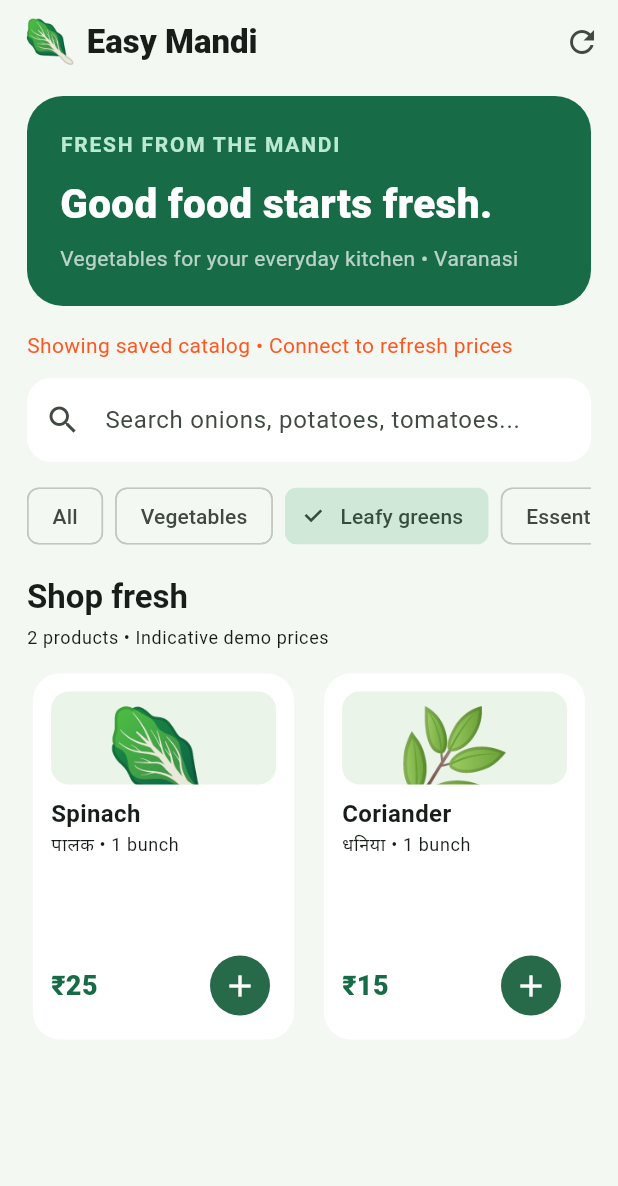
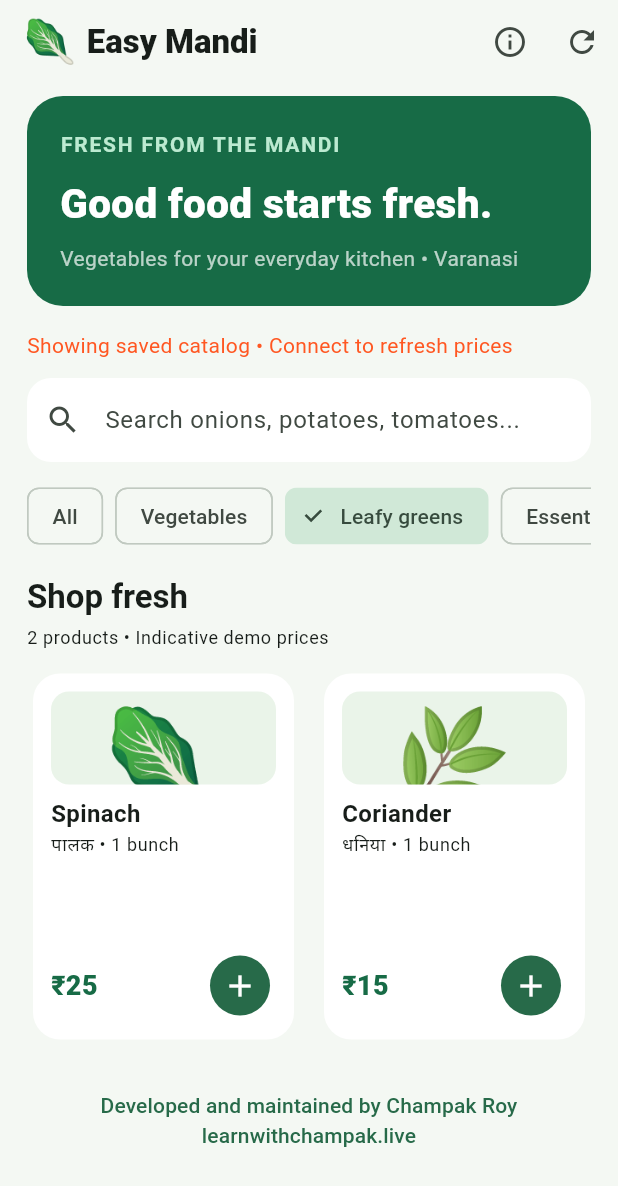
Before and after one commit to Programmer-s-Picnic/easymandi, a Flutter app: the screen it shows after launch, after a tap on "Vegetables", after a tap on "Leafy greens", on a phone screen of 412 x 824 dp. Shown: the top 1186 px of the screen. Run offline on Flutter 3.47's test engine with Material 3 defaults, Android fonts, the phone set to English and light mode, and no system bars; our stand-ins replace shared_preferences, sqflite; accounts and stored records are empty; network calls fail.

Commit message:
Credit Champak Roy with developer website in Flutter app

```diff
--- a/lib/main.dart
+++ b/lib/main.dart
@@ -296,11 +296,27 @@ class _StorePageState extends State<StorePage> {
 
   Widget _totalRow(String label, String value, {bool bold = false}) => Padding(padding: const EdgeInsets.symmetric(vertical: 3), child: Row(mainAxisAlignment: MainAxisAlignment.spaceBetween, children: [Text(label, style: TextStyle(fontWeight: bold ? FontWeight.bold : null)), Text(value, style: TextStyle(fontWeight: bold ? FontWeight.bold : null))]));
 
+  Future<void> openDeveloperSite() async {
+    final uri = Uri.parse('https://learnwithchampak.live');
+    if (!await launchUrl(uri, mode: LaunchMode.externalApplication) && mounted) {
+      ScaffoldMessenger.of(context).showSnackBar(const SnackBar(content: Text('Could not open learnwithchampak.live.')));
+    }
+  }
+
+  void showCredits() => showAboutDialog(
+    context: context,
+    applicationName: 'Easy Mandi',
+    children: [
+      const Text('Developed and maintained by Champak Roy'),
+      TextButton.icon(onPressed: openDeveloperSite, icon: const Icon(Icons.open_in_new), label: const Text('learnwithchampak.live')),
+    ],
+  );
+
   @override
   Widget build(BuildContext context) {
     final filtered = products.where((p) => (category == 'All' || p.category == category) && '${p.name} ${p.hindi} ${p.category}'.toLowerCase().contains(query.toLowerCase())).toList();
     return Scaffold(
-      appBar: AppBar(title: const Row(children: [Text('🥬 ', style: TextStyle(fontSize: 28)), Text('Easy Mandi', style: TextStyle(fontWeight: FontWeight.w800))]), actions: [IconButton(tooltip: 'Refresh catalog', onPressed: loadCatalog, icon: const Icon(Icons.refresh))]),
+      appBar: AppBar(title: const Row(children: [Text('🥬 ', style: TextStyle(fontSize: 28)), Text('Easy Mandi', style: TextStyle(fontWeight: FontWeight.w800))]), actions: [IconButton(tooltip: 'About and developer', onPressed: showCredits, icon: const Icon(Icons.info_outline)), IconButton(tooltip: 'Refresh catalog', onPressed: loadCatalog, icon: const Icon(Icons.refresh))]),
       body: loading ? const Center(child: CircularProgressIndicator()) : message.isNotEmpty ? Center(child: Column(mainAxisSize: MainAxisSize.min, children: [Text(message), TextButton(onPressed: loadCatalog, child: const Text('Retry'))])) : CustomScrollView(slivers: [
         SliverToBoxAdapter(child: Padding(padding: const EdgeInsets.fromLTRB(18, 8, 18, 0), child: Column(crossAxisAlignment: CrossAxisAlignment.start, children: [
           Container(width: double.infinity, padding: const EdgeInsets.all(22), decoration: BoxDecoration(color: forest, borderRadius: BorderRadius.circular(24)), child: Column(crossAxisAlignment: CrossAxisAlignment.start, children: [
@@ -322,7 +338,7 @@ class _StorePageState extends State<StorePage> {
           const SizedBox(height: 12),
         ]))),
         if (filtered.isEmpty) const SliverFillRemaining(child: Center(child: Text('No matching products. Try another search.'))),
-        SliverPadding(padding: const EdgeInsets.fromLTRB(18, 0, 18, 110), sliver: SliverLayoutBuilder(builder: (context, constraints) {
+        SliverPadding(padding: const EdgeInsets.fromLTRB(18, 0, 18, 16), sliver: SliverLayoutBuilder(builder: (context, constraints) {
           final columns = constraints.crossAxisExtent >= 700 ? 4 : constraints.crossAxisExtent >= 460 ? 3 : 2;
           return SliverGrid.builder(itemCount: filtered.length, gridDelegate: SliverGridDelegateWithFixedCrossAxisCount(crossAxisCount: columns, mainAxisSpacing: 12, crossAxisSpacing: 12, mainAxisExtent: 252), itemBuilder: (_, i) {
             final p = filtered[i];
@@ -336,6 +352,10 @@ class _StorePageState extends State<StorePage> {
             ])));
           });
         })),
+        SliverToBoxAdapter(child: Padding(
+          padding: const EdgeInsets.fromLTRB(18, 6, 18, 110),
+          child: Center(child: TextButton(onPressed: openDeveloperSite, child: const Text('Developed and maintained by Champak Roy\nlearnwithchampak.live', textAlign: TextAlign.center))),
+        )),
       ]),
       bottomNavigationBar: count == 0 ? null : SafeArea(child: Padding(padding: const EdgeInsets.fromLTRB(18, 8, 18, 12), child: FilledButton.icon(onPressed: showCart, icon: const Icon(Icons.shopping_basket_outlined), label: Padding(padding: const EdgeInsets.symmetric(vertical: 14), child: Text('View basket • $count items • ${money(subtotal + fee)}'))))),
     );
```
